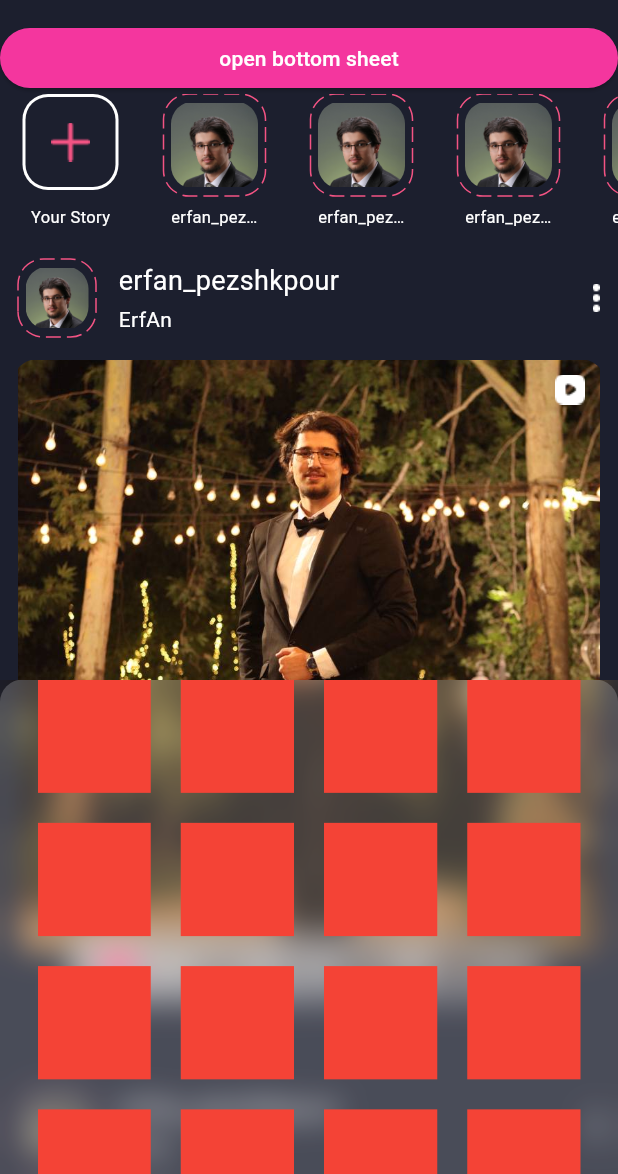
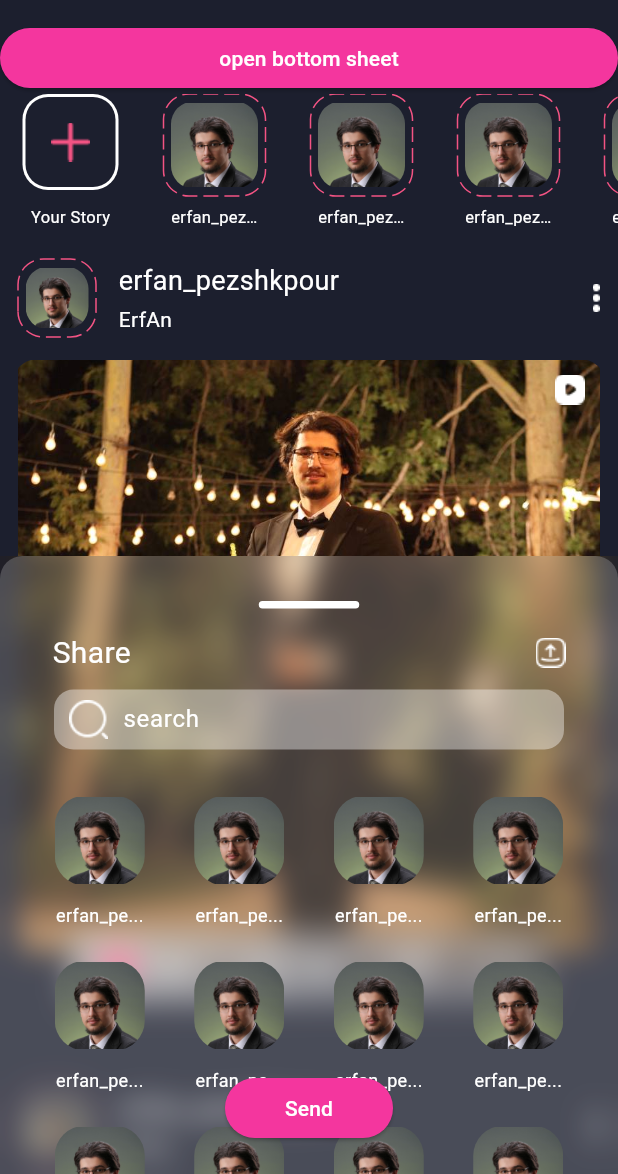
Before and after one commit to ErfAnDev24/instagram, a Flutter app: the screen it shows after launch, after a tap on "open bottom sheet", on a phone screen of 412 x 824 dp, the part 62-1236 px from its top. Run offline on Flutter 3.47's test engine with Material 3 defaults, Android fonts, the phone set to English and light mode, and no system bars; drawn by our look-alikes of dotted_border; Roboto replaces fonts that are missing (winter).

Commit message:
bottom sheet section has been completed!

```diff
--- a/lib/screens/HomeScreen.dart
+++ b/lib/screens/HomeScreen.dart
@@ -38,13 +38,17 @@ class HomeScreen extends StatelessWidget {
                     context: context,
                     isScrollControlled: true,
                     builder: (context) {
-                      return DraggableScrollableSheet(
-                        maxChildSize: 0.6,
-                        initialChildSize: 0.4,
+                      return Padding(
+                        padding: EdgeInsets.only(
+                            bottom: MediaQuery.of(context).viewInsets.bottom),
+                        child: DraggableScrollableSheet(
+                          maxChildSize: 0.7,
+                          initialChildSize: 0.5,
                           minChildSize: 0.1,
                           builder: (context, scrollController) {
                             return getBottomSheetCotent(scrollController);
                           },
+                        ),
                       );
                     },
                   );
@@ -70,7 +74,10 @@ class HomeScreen extends StatelessWidget {
   }
 
   Widget getBottomSheetCotent(ScrollController scrollController) {
-    return ClipRect(
+    return Stack(
+      alignment: Alignment.bottomCenter,
+      children: [
+        ClipRect(
           child: BackdropFilter(
             filter: ImageFilter.blur(sigmaX: 10, sigmaY: 10),
             child: Container(
@@ -87,22 +94,137 @@ class HomeScreen extends StatelessWidget {
               ),
             ),
           ),
+        ),
+        Positioned(
+          bottom: 20,
+          child: ElevatedButton(
+            onPressed: () {},
+            child: Text('Send'),
+            style: ElevatedButton.styleFrom(
+              padding: EdgeInsets.symmetric(horizontal: 40),
+            ),
+          ),
+        ),
+      ],
     );
   }
 
   Widget getGridViewContent(ScrollController scrollController) {
-    return GridView.builder(
+    return CustomScrollView(
       controller: scrollController,
-      itemCount: 50,
-      gridDelegate: SliverGridDelegateWithFixedCrossAxisCount(
-          crossAxisCount: 4, crossAxisSpacing: 20, mainAxisSpacing: 20),
-      itemBuilder: (context, index) {
+      slivers: [
+        SliverToBoxAdapter(
+          child: Padding(
+            padding: EdgeInsets.symmetric(horizontal: 10, vertical: 15),
+            child: Column(
+              children: [
+                Padding(
+                  padding: EdgeInsets.symmetric(vertical: 15),
+                  child: Container(
+                    width: 67,
+                    height: 5,
+                    decoration: BoxDecoration(
+                      borderRadius: BorderRadius.circular(10),
+                      color: Colors.white,
+                    ),
+                  ),
+                ),
+                Row(
+                  mainAxisAlignment: MainAxisAlignment.spaceBetween,
+                  crossAxisAlignment: CrossAxisAlignment.center,
+                  children: [
+                    Text(
+                      'Share',
+                      style: TextStyle(
+                          color: Colors.white,
+                          fontSize: 20,
+                          fontFamily: 'winter'),
+                    ),
+                    Container(
+                      child: Image(
+                        image: AssetImage('images/share.png'),
+                      ),
+                    ),
+                  ],
+                ),
+                Padding(
+                  padding: EdgeInsets.symmetric(vertical: 10),
+                  child: Container(
+                    width: 340,
+                    height: 40,
+                    decoration: BoxDecoration(
+                      borderRadius: BorderRadius.circular(13),
+                      color: Color.fromRGBO(255, 255, 255, 0.4),
+                    ),
+                    child: Row(
+                      crossAxisAlignment: CrossAxisAlignment.center,
+                      children: [
+                        Container(
+                          margin: EdgeInsets.only(left: 10),
+                          child: Image(
+                            image: AssetImage('images/search.png'),
+                          ),
+                        ),
+                        SizedBox(
+                          width: 10,
+                        ),
+                        Expanded(
+                          child: TextField(
+                            style: TextStyle(color: Colors.white),
+                            cursorColor: Colors.white,
+                            decoration: InputDecoration(
+                                contentPadding:
+                                    EdgeInsets.symmetric(vertical: 10),
+                                hintText: 'search',
+                                hintStyle: TextStyle(color: Colors.white),
+                                border: InputBorder.none,
+                                focusedBorder: InputBorder.none),
+                          ),
+                        ),
+                      ],
+                    ),
+                  ),
+                ),
+              ],
+            ),
+          ),
+        ),
+        SliverGrid(
+          delegate: SliverChildBuilderDelegate(
+            childCount: 50,
+            (context, index) {
               return Container(
-          width: 100,
-          height: 100,
-          color: Colors.red,
+                child: Column(
+                    mainAxisAlignment: MainAxisAlignment.spaceAround,
+                    children: [
+                      Container(
+                        width: 60,
+                        height: 60,
+                        decoration: BoxDecoration(
+                          borderRadius: BorderRadius.circular(20),
+                          image: DecorationImage(
+                            image: AssetImage('images/profile.png'),
+                          ),
+                        ),
+                      ),
+                      Text(
+                        'erfan_pe...',
+                        style: TextStyle(color: Colors.white, fontSize: 12),
+                      ),
+                    ]),
               );
             },
+          ),
+          gridDelegate: SliverGridDelegateWithFixedCrossAxisCount(
+              crossAxisCount: 4,
+              crossAxisSpacing: 10,
+              mainAxisSpacing: 10,
+              mainAxisExtent: 100),
+        ),
+        SliverToBoxAdapter(
+          child: SizedBox(height: 80),
+        )
+      ],
     );
   }
 
```
Also changed, not shown: images/search.png (added), images/share.png (added). Lines whose indentation alone changed are shown as unchanged.
